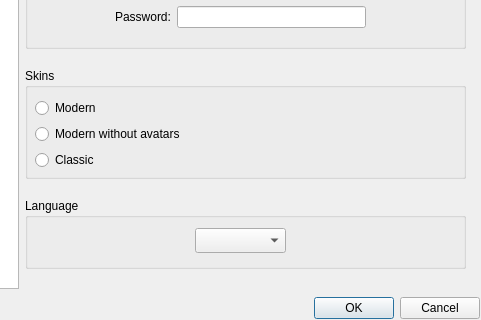
The window that ui/options.ui (gitter-badger/simplechatclient) describes before a commit, drawn with Qt 5; both pictures show x 161 to 642 and y 92 to 412 of the 642 by 412 pixel window.
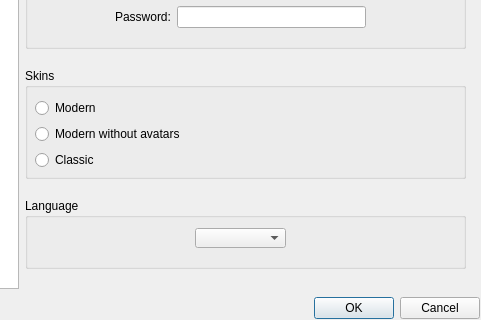
The same window after the commit. Icons and pictures are not drawn.

Commit message: fix nicklist; fix options on windows

Patch:
```diff
--- a/ui/options.ui
+++ b/ui/options.ui
@@ -253,7 +253,7 @@
                <x>170</x>
                <y>30</y>
                <width>91</width>
-               <height>25</height>
+               <height>20</height>
               </rect>
              </property>
             </widget>
```
Left out of the diff: 9 changed lines with no effect on the pictures. The commit also changes 4 other files.
